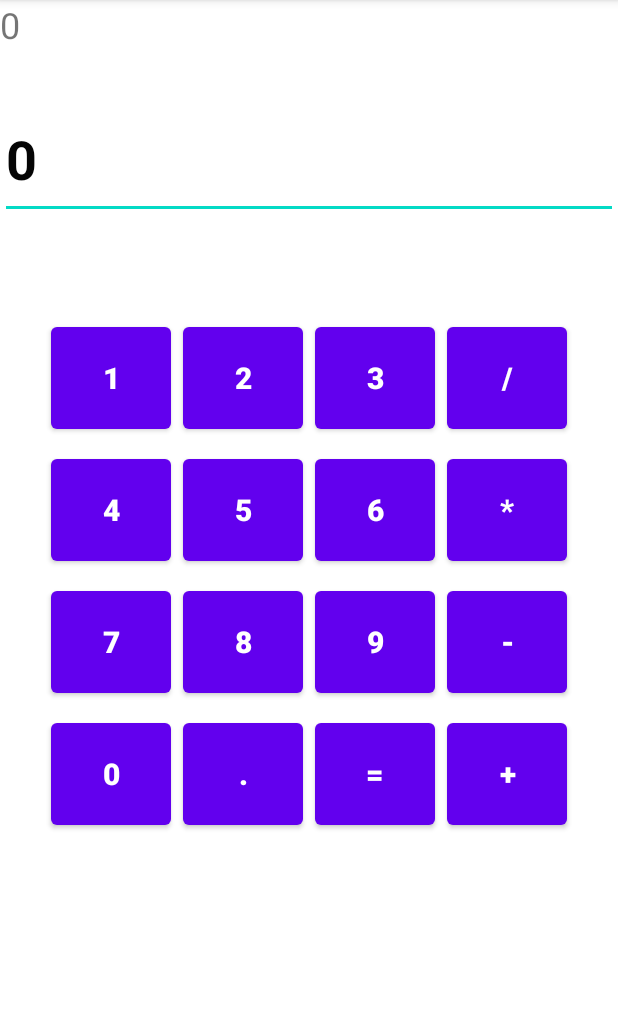
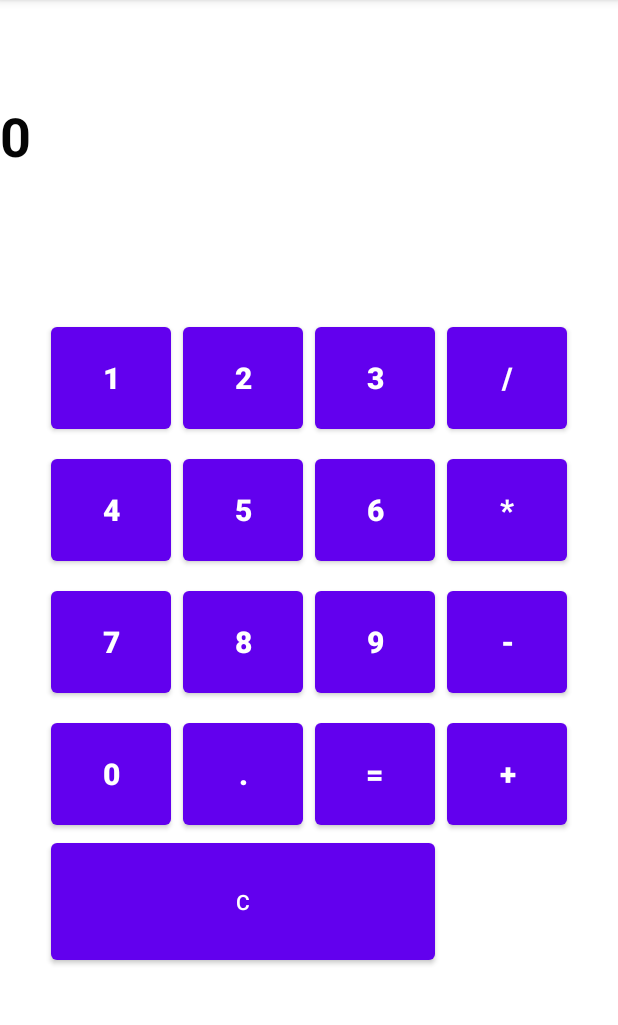
Before and after one commit to JuliaFalstaff/MyApplication, an Android app: the screen it shows after launch (MainActivity), on a phone screen of 412 x 824 dp, the part 84-1109 px from its top. Run offline under Robolectric (Android 15) with nearby library versions, the phone set to English and light mode, and no system bars.

Commit message:
XML was corrected and button clear added

```diff
--- a/app/src/main/java/com/example/myapplication/MainActivity.java
+++ b/app/src/main/java/com/example/myapplication/MainActivity.java
@@ -184,6 +184,8 @@ public class MainActivity extends AppCompatActivity {
             }
 
 
+
+
         });
 
 
@@ -208,4 +210,5 @@ public class MainActivity extends AppCompatActivity {
     public float addition(){
         return numberOne += numberTwo;
     }
+
 }
--- a/app/src/main/res/layout/activity_main.xml
+++ b/app/src/main/res/layout/activity_main.xml
@@ -233,7 +233,6 @@
         android:layout_height="80dp"
         android:layout_margin="4dp"
         android:text="@string/equals"
-        android:onClick="equalEvent"
         android:textSize="20sp"
         android:textStyle="bold"
         app:layout_constraintBottom_toBottomOf="parent"
@@ -242,42 +241,17 @@
         app:layout_constraintStart_toEndOf="@+id/button_point"
         app:layout_constraintTop_toBottomOf="@+id/button_9" />
 
-<!--    <TextView-->
-<!--        android:id="@+id/textViewResult"-->
-<!--        android:layout_width="0dp"-->
-<!--        android:layout_height="wrap_content"-->
-<!--        android:textAlignment="viewStart"-->
-<!--        android:textSize="24sp"-->
-<!--        android:textStyle="bold"-->
-<!--        app:layout_constraintEnd_toStartOf="@+id/button_3"-->
-<!--        app:layout_constraintStart_toStartOf="parent"-->
-<!--        app:layout_constraintTop_toTopOf="parent" />-->
+    <Button
+        android:id="@+id/button_clear"
+        android:layout_width="0dp"
+        android:layout_height="90dp"
+        android:text="@string/button_clear"
+        app:layout_constraintEnd_toEndOf="@+id/button_equals"
+        app:layout_constraintHorizontal_bias="0.0"
+        app:layout_constraintStart_toStartOf="@+id/button_0"
+        app:layout_constraintTop_toBottomOf="@+id/button_0" />
 
-<!--    <TextView-->
-<!--        android:id="@+id/textViewOperation"-->
-<!--        android:layout_width="0dp"-->
-<!--        android:layout_height="wrap_content"-->
-<!--        android:text="@string/textViewOperation"-->
-<!--        android:textSize="24sp"-->
-<!--        app:layout_constraintEnd_toEndOf="parent"-->
-<!--        app:layout_constraintStart_toEndOf="@+id/textViewResult"-->
-<!--        app:layout_constraintTop_toTopOf="parent" />-->
-
-<!--    <EditText-->
-<!--        android:id="@+id/editTextNumbers"-->
-<!--        android:layout_width="0dp"-->
-<!--        android:layout_height="wrap_content"-->
-<!--        android:ems="10"-->
-<!--        android:inputType="textPersonName"-->
-<!--        android:text="@string/EditTextNumbers"-->
-<!--        android:textAlignment="viewStart"-->
-<!--        android:textSize="24sp"-->
-<!--        app:layout_constraintEnd_toEndOf="parent"-->
-<!--        app:layout_constraintStart_toStartOf="parent"-->
-<!--        app:layout_constraintTop_toBottomOf="@+id/textViewResult" />-->
-
-
-        <EditText
+        <TextView
         android:id="@+id/textView_result"
         android:layout_width="0dp"
         android:layout_height="80dp"
@@ -293,21 +267,6 @@
         app:layout_constraintStart_toStartOf="parent"
         app:layout_constraintTop_toTopOf="parent" />
 
-    <TextView
-        android:id="@+id/textView_calc"
-        android:layout_width="0dp"
-        android:layout_height="0dp"
-        android:text="@string/calc"
-        android:textSize="24sp"
-        app:layout_constraintBottom_toTopOf="@+id/textView_result"
-        app:layout_constraintEnd_toEndOf="parent"
-        app:layout_constraintStart_toStartOf="parent"
-        app:layout_constraintTop_toTopOf="parent" />
-
-
-
-
-
 
     <!--    <androidx.appcompat.widget.AppCompatImageView-->
 <!--        android:id="@+id/imageView_background"-->
--- a/app/src/main/res/values/strings.xml
+++ b/app/src/main/res/values/strings.xml
@@ -18,7 +18,8 @@
     <string name="_0">0</string>
     <string name="result">0</string>
     <string name="calc">0</string>
-    <string name="textviewResult">Result</string>
+    <string name="textViewResult">Result</string>
     <string name="textViewOperation">TextViewOperation</string>
     <string name="EditTextNumbers">EditTextNumbers</string>
+    <string name="button_clear">C</string>
 </resources>
```
